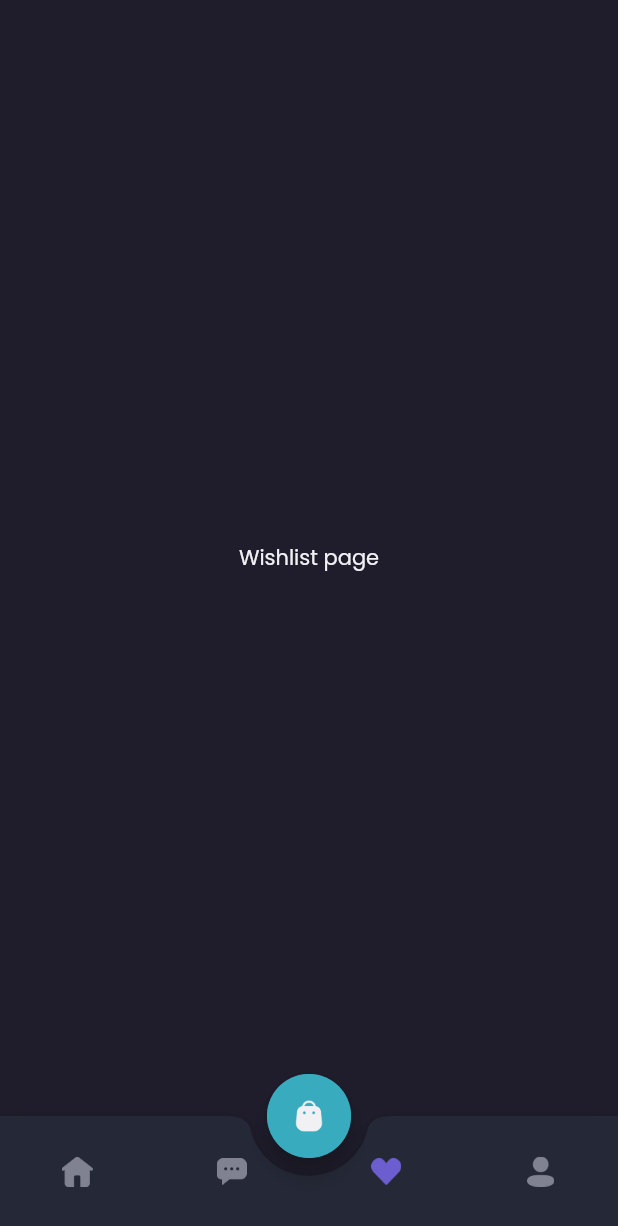
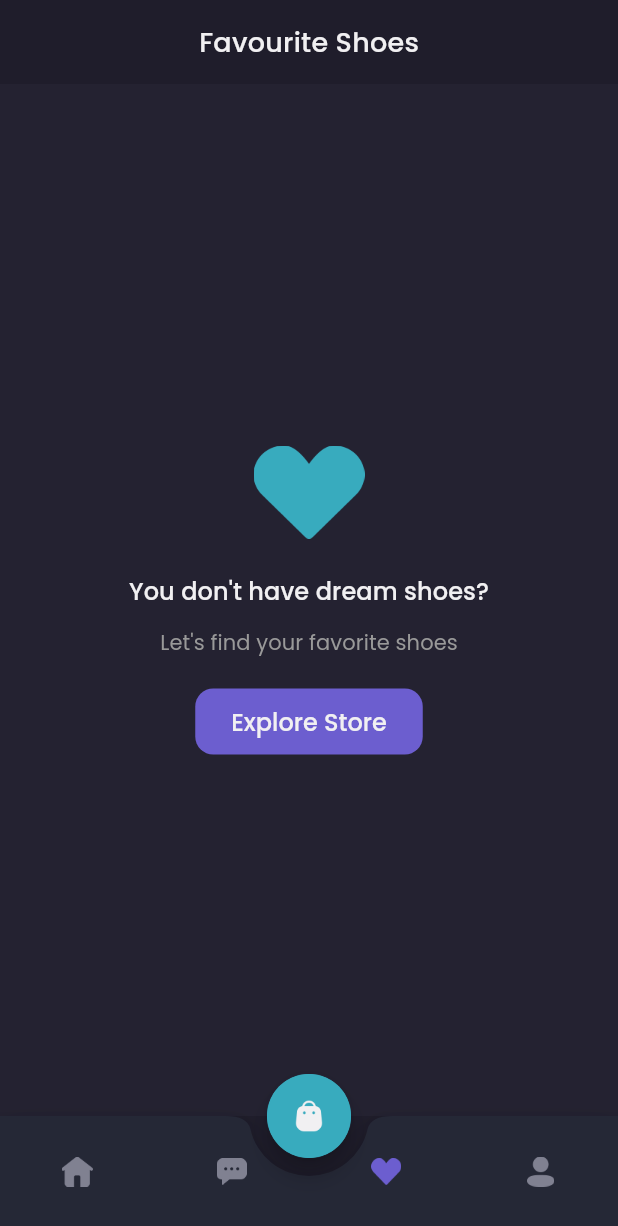
Before and after one commit to RianCahyadi08/Flutter_Shamo, a Flutter app: the MainPage screen opened by its route, item 3 of the bottom bar chosen, on a phone screen of 412 x 824 dp. Shown: the top 1226 px of the screen. Run offline on Flutter 3.47's test engine with Material 2 defaults, Android fonts, the phone set to English and light mode, and no system bars; our stand-ins replace google_fonts.

Commit message:
Create widget header & widget empty wishlist

```diff
--- a/lib/pages/home/wishlist_page.dart
+++ b/lib/pages/home/wishlist_page.dart
@@ -4,13 +4,96 @@ import 'package:shamo/theme/theme.dart';
 class WishlistPage extends StatelessWidget {
   const WishlistPage({super.key});
 
-  @override
-  Widget build(BuildContext context) {
-    return Center(
-      child: Text(
-        'Wishlist page',
-        style: primaryTextStyle,
+  Widget header() {
+    return AppBar(
+      backgroundColor: backgroundColor1,
+      centerTitle: true,
+      automaticallyImplyLeading: false,
+      elevation: 0,
+      title: Text(
+        'Favourite Shoes',
+        style: primaryTextStyle.copyWith(
+          fontSize: 18,
+          fontWeight: medium,
+          letterSpacing: 0.18,
+        ),
       ),
     );
   }
+
+  Widget emptyWishlist() {
+    return Expanded(
+      child: Container(
+        width: double.infinity,
+        color: backgroundColor3,
+        child: Column(
+          mainAxisAlignment: MainAxisAlignment.center,
+          children: [
+            Image.asset(
+              'assets/icon_love.png',
+              width: 74,
+              height: 62,
+            ),
+            const SizedBox(
+              height: 23,
+            ),
+            Text(
+              'You don\'t have dream shoes?',
+              style: primaryTextStyle.copyWith(
+                fontSize: 16,
+                fontWeight: medium,
+                letterSpacing: 0.08,
+              ),
+            ),
+            const SizedBox(
+              height: 12,
+            ),
+            Text(
+              'Let\'s find your favorite shoes',
+              style: secondaryTextStyle.copyWith(
+                fontSize: 14,
+                fontWeight: reguler,
+                letterSpacing: 0.07,
+              ),
+            ),
+            const SizedBox(
+              height: 20,
+            ),
+            SizedBox(
+              height: 44,
+              child: TextButton(
+                onPressed: () {},
+                style: TextButton.styleFrom(
+                    backgroundColor: primaryColor,
+                    shape: RoundedRectangleBorder(
+                      borderRadius: BorderRadius.circular(12),
+                    ),
+                    padding: const EdgeInsets.symmetric(
+                      horizontal: 24,
+                      vertical: 10,
+                    )),
+                child: Text(
+                  'Explore Store',
+                  style: primaryTextStyle.copyWith(
+                    fontSize: 16,
+                    fontWeight: medium,
+                  ),
+                ),
+              ),
+            )
+          ],
+        ),
+      ),
+    );
+  }
+
+  @override
+  Widget build(BuildContext context) {
+    return Column(
+      children: [
+        header(),
+        emptyWishlist(),
+      ],
+    );
+  }
 }
```
